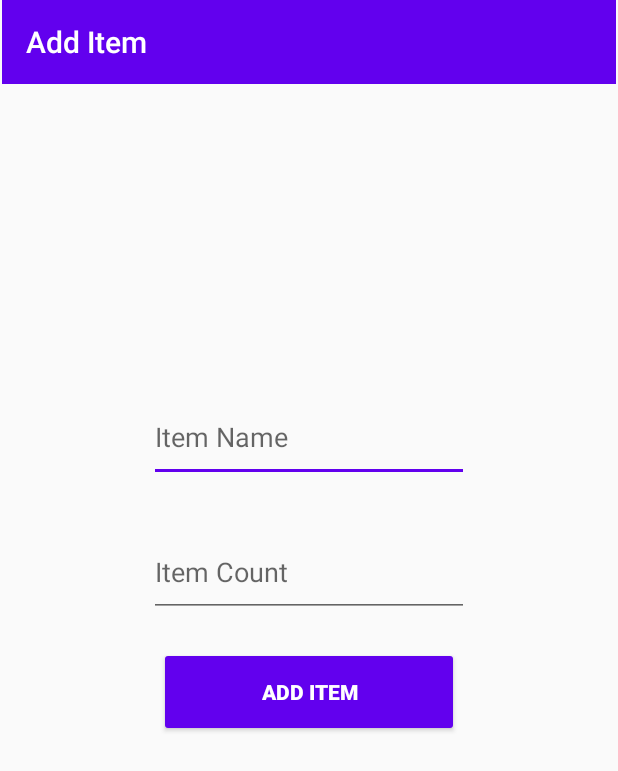
After one commit to P-Burk/Inventory_Application, an Android app: the AddItemActivity screen opened directly, with no data from a screen before it, on a phone screen of 412 x 824 dp. The commit adds this screen. Shown: the top 771 px of the screen. Run offline under Robolectric (Android 15) with nearby library versions, the phone set to English and light mode, and no system bars.

Commit message:
added the add item activity

```diff
--- a/app/src/main/AndroidManifest.xml
+++ b/app/src/main/AndroidManifest.xml
@@ -16,9 +16,13 @@
         android:theme="@style/AppTheme"
         tools:targetApi="31">
         <activity
+            android:name=".AddItemActivity"
+            android:exported="false"
+            android:parentActivityName=".inventory" />
+        <activity
             android:name=".SettingsActivity"
             android:exported="false"
-            android:parentActivityName=".inventory"/>
+            android:parentActivityName=".inventory" />
 
         <meta-data
             android:name="com.google.android.actions"
@@ -28,11 +32,9 @@
             android:name=".inventory"
             android:exported="true"
             android:label="" />
-
-
         <activity
             android:name=".login"
-            android:exported="true" >
+            android:exported="true">
             <intent-filter>
                 <action android:name="android.intent.action.MAIN" />
 
--- /dev/null
+++ b/app/src/main/java/com/pburkhardt/inventory_application/AddItemActivity.java
@@ -0,0 +1,42 @@
+package com.pburkhardt.inventory_application;
+
+import androidx.appcompat.app.AppCompatActivity;
+import androidx.appcompat.widget.Toolbar;
+
+import android.content.Intent;
+import android.graphics.Color;
+import android.os.Bundle;
+import android.view.View;
+import android.widget.Button;
+
+public class AddItemActivity extends AppCompatActivity {
+
+    @Override
+    protected void onCreate(Bundle savedInstanceState) {
+        super.onCreate(savedInstanceState);
+        setContentView(R.layout.activity_add_item);
+
+        Toolbar toolbar = findViewById(R.id.materialToolbar);
+        toolbar.setTitle("Add Item");
+        toolbar.setTitleTextColor(Color.WHITE);
+        setSupportActionBar(toolbar);
+
+        Button addButton = findViewById(R.id.addItemButton);
+        addButton.setOnClickListener(new View.OnClickListener() {
+            @Override
+            public void onClick(View view) {
+                //addItemToList();
+                goToInventoryActivity(view);
+            }
+        });
+    }
+
+    private void addItemToList(String newItemName, int newItemCount) {
+        //TODO: add functionality to add item to database
+    }
+
+    public void goToInventoryActivity(View view) {
+        Intent intent = new Intent(this, inventory.class);
+        startActivity(intent);
+    }
+}
--- a/app/src/main/java/com/pburkhardt/inventory_application/inventory.java
+++ b/app/src/main/java/com/pburkhardt/inventory_application/inventory.java
@@ -80,9 +80,8 @@ public class inventory extends AppCompatActivity {
         someActionSnack.show();
     }
 
-    //TODO: change inventory.class to w/e the class is for the add item screen
-    public void goToAddActivity() {
-        Intent intent = new Intent(this, inventory.class);
+    public void goToAddActivity(View view) {
+        Intent intent = new Intent(this, AddItemActivity.class);
         startActivity(intent);
     }
 }
--- /dev/null
+++ b/app/src/main/res/layout/activity_add_item.xml
@@ -0,0 +1,67 @@
+<?xml version="1.0" encoding="utf-8"?>
+<androidx.constraintlayout.widget.ConstraintLayout xmlns:android="http://schemas.android.com/apk/res/android"
+    xmlns:app="http://schemas.android.com/apk/res-auto"
+    xmlns:tools="http://schemas.android.com/tools"
+    android:layout_width="match_parent"
+    android:layout_height="match_parent"
+    tools:context=".AddItemActivity">
+
+    <com.google.android.material.appbar.MaterialToolbar
+        android:id="@+id/materialToolbar"
+        android:layout_width="409dp"
+        android:layout_height="wrap_content"
+        android:background="?attr/colorPrimary"
+        android:minHeight="?attr/actionBarSize"
+        android:theme="?attr/actionBarTheme"
+        app:layout_constraintEnd_toEndOf="parent"
+        app:layout_constraintStart_toStartOf="parent"
+        app:layout_constraintTop_toTopOf="parent" />
+
+    <EditText
+        android:id="@+id/addItemName"
+        android:layout_width="wrap_content"
+        android:layout_height="60dp"
+        android:layout_marginStart="100dp"
+        android:layout_marginTop="80dp"
+        android:layout_marginEnd="100dp"
+        android:ems="10"
+        android:inputType="textPersonName"
+        android:hint="Item Name"
+        app:layout_constraintBottom_toBottomOf="parent"
+        app:layout_constraintEnd_toEndOf="parent"
+        app:layout_constraintStart_toStartOf="parent"
+        app:layout_constraintTop_toBottomOf="@+id/materialToolbar"
+        app:layout_constraintVertical_bias=".20" />
+
+    <EditText
+        android:id="@+id/addItemCount"
+        android:layout_width="wrap_content"
+        android:layout_height="60dp"
+        android:layout_marginStart="100dp"
+        android:layout_marginTop="30dp"
+        android:layout_marginEnd="100dp"
+        android:ems="10"
+        android:hint="Item Count"
+        android:inputType="number"
+        app:layout_constraintBottom_toBottomOf="parent"
+        app:layout_constraintEnd_toEndOf="parent"
+        app:layout_constraintStart_toStartOf="parent"
+        app:layout_constraintTop_toBottomOf="@+id/addItemName"
+        app:layout_constraintVertical_bias="0.0" />
+
+    <Button
+        android:id="@+id/addItemButton"
+        android:layout_width="200dp"
+        android:layout_height="60dp"
+        android:layout_marginTop="20dp"
+        android:text="Add Item"
+        android:textColor="#FFFFFF"
+        android:textStyle="bold"
+        app:layout_constraintBottom_toBottomOf="parent"
+        app:layout_constraintEnd_toEndOf="parent"
+        app:layout_constraintStart_toStartOf="parent"
+        app:layout_constraintTop_toBottomOf="@+id/addItemCount"
+        app:layout_constraintVertical_bias="0.0" />
+
+<!--    TODO: add button to go back or cancel-->
+</androidx.constraintlayout.widget.ConstraintLayout>
--- a/app/src/main/res/layout/activity_inventory.xml
+++ b/app/src/main/res/layout/activity_inventory.xml
@@ -83,6 +83,7 @@
             android:layout_height="wrap_content"
             android:layout_marginBottom="8dp"
             android:clickable="true"
+            android:onClick="goToAddActivity"
             android:contentDescription="@string/FAB"
             android:outlineAmbientShadowColor="#00FFFFFF"
             android:outlineSpotShadowColor="#00FFFFFF"
```
